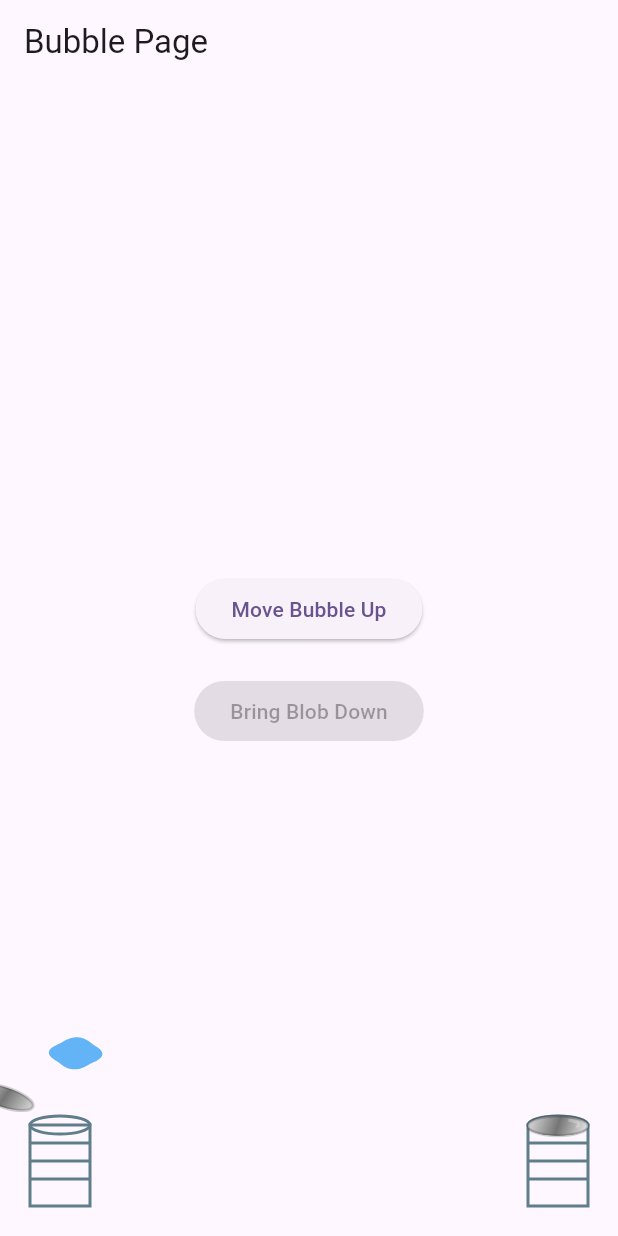
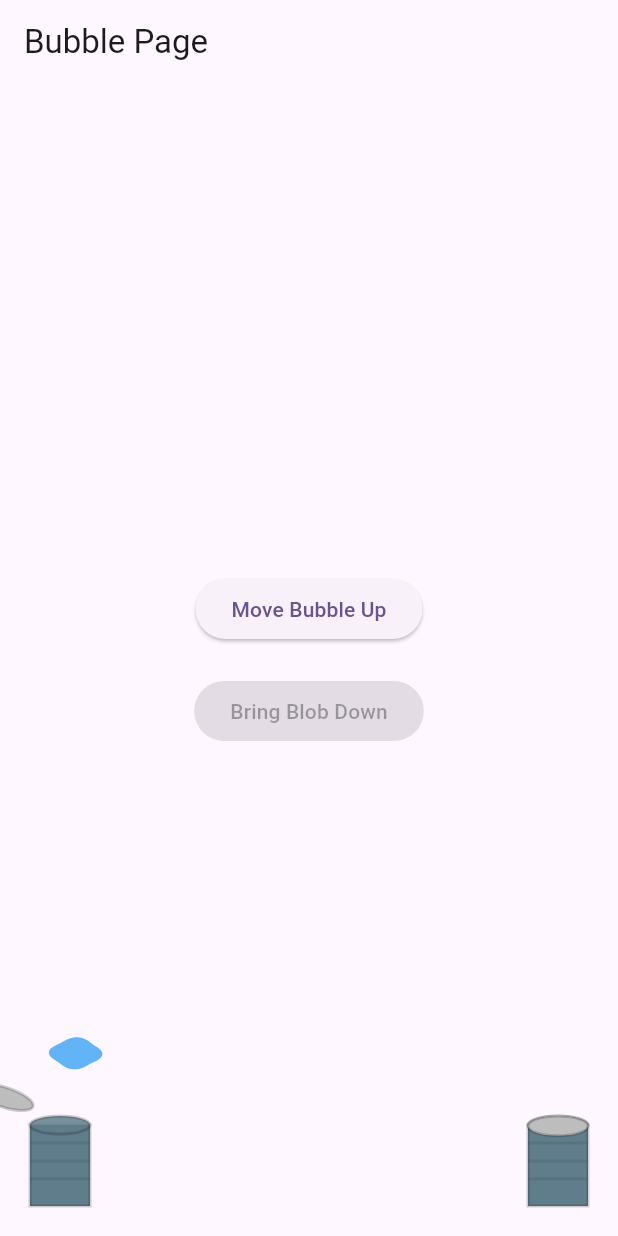
Before and after one commit to AMRITESH240304/voxa, a Flutter app: the screen it shows after launch, after a tap on "Move Bubble Up", on a phone screen of 412 x 824 dp. Run offline on Flutter 3.47's test engine with Material 3 defaults, Android fonts, the phone set to English and light mode, and no system bars.

```diff
--- a/frontend/lib/BubblePage.dart
+++ b/frontend/lib/BubblePage.dart
@@ -409,37 +409,59 @@ class StorageCanPainter extends CustomPainter {
 
   @override
   void paint(Canvas canvas, Size size) {
-    final Paint paint = Paint()
-      ..color = color
-      ..style = PaintingStyle.stroke
-      ..strokeWidth = 2;
-
     final double width = size.width;
     final double height = size.height;
 
-    canvas.drawRect(
-      Rect.fromLTRB(0, height * 0.1, width, height),
-      paint,
-    );
+    // Simple solid color for can body
+    final Rect bodyRect = Rect.fromLTRB(0, height * 0.1, width, height);
+    final Paint bodyPaint = Paint()
+      ..color = color
+      ..style = PaintingStyle.fill;
 
-    canvas.drawOval(
-      Rect.fromLTRB(0, 0, width, height * 0.2),
-      paint,
-    );
+    // Draw can body (rectangle)
+    canvas.drawRect(bodyRect, bodyPaint);
 
+    // Draw can body rim (stroke)
+    final Paint bodyRimPaint = Paint()
+      ..color = Colors.black.withOpacity(0.18)
+      ..style = PaintingStyle.stroke
+      ..strokeWidth = 2;
+    canvas.drawRect(bodyRect, bodyRimPaint);
+
+    // Solid color for can top
+    final Rect topRect = Rect.fromLTRB(0, 0, width, height * 0.2);
+    final Paint topPaint = Paint()
+      ..color = color.withOpacity(0.85)
+      ..style = PaintingStyle.fill;
+
+    // Draw can top (ellipse)
+    canvas.drawOval(topRect, topPaint);
+
+    // Draw can top rim (stroke)
+    final Paint topRimPaint = Paint()
+      ..color = Colors.black.withOpacity(0.18)
+      ..style = PaintingStyle.stroke
+      ..strokeWidth = 2;
+    canvas.drawOval(topRect, topRimPaint);
+
+    // Draw horizontal lines (grooves)
     for (int i = 1; i <= 3; i++) {
       double y = height * (0.1 + i * 0.2);
+      final Paint groovePaint = Paint()
+        ..color = Colors.black.withOpacity(0.08)
+        ..style = PaintingStyle.stroke
+        ..strokeWidth = 2;
       canvas.drawLine(
         Offset(0, y),
         Offset(width, y),
-        paint,
+        groovePaint,
       );
     }
   }
 
   @override
   bool shouldRepaint(covariant CustomPainter oldDelegate) {
-    return true;
+    return false;
   }
 }
 
@@ -504,15 +526,10 @@ class StorageCanWithLid extends StatelessWidget {
 class CanLidPainter extends CustomPainter {
   @override
   void paint(Canvas canvas, Size size) {
-    // Metallic gradient
+    // Solid color for lid
     final Rect rect = Rect.fromLTWH(0, 0, size.width, size.height);
-    final Gradient gradient = LinearGradient(
-      colors: [Colors.grey[300]!, Colors.grey[600]!, Colors.grey[200]!],
-      begin: Alignment.topLeft,
-      end: Alignment.bottomRight,
-    );
     final Paint paint = Paint()
-      ..shader = gradient.createShader(rect)
+      ..color = Colors.grey[400]!
       ..style = PaintingStyle.fill;
 
     // Draw lid ellipse
@@ -524,19 +541,6 @@ class CanLidPainter extends CustomPainter {
       ..style = PaintingStyle.stroke
       ..strokeWidth = 2;
     canvas.drawOval(rect, rimPaint);
-
-    // Optional: add a highlight
-    final Paint highlightPaint = Paint()
-      ..color = Colors.white.withOpacity(0.25)
-      ..style = PaintingStyle.stroke
-      ..strokeWidth = 2;
-    canvas.drawArc(
-      Rect.fromLTWH(size.width * 0.15, size.height * 0.18, size.width * 0.7, size.height * 0.5),
-      -math.pi / 3,
-      math.pi / 2,
-      false,
-      highlightPaint,
-    );
   }
 
   @override
```
Also changed, not shown: frontend/assets/voice_button.gif (added).
